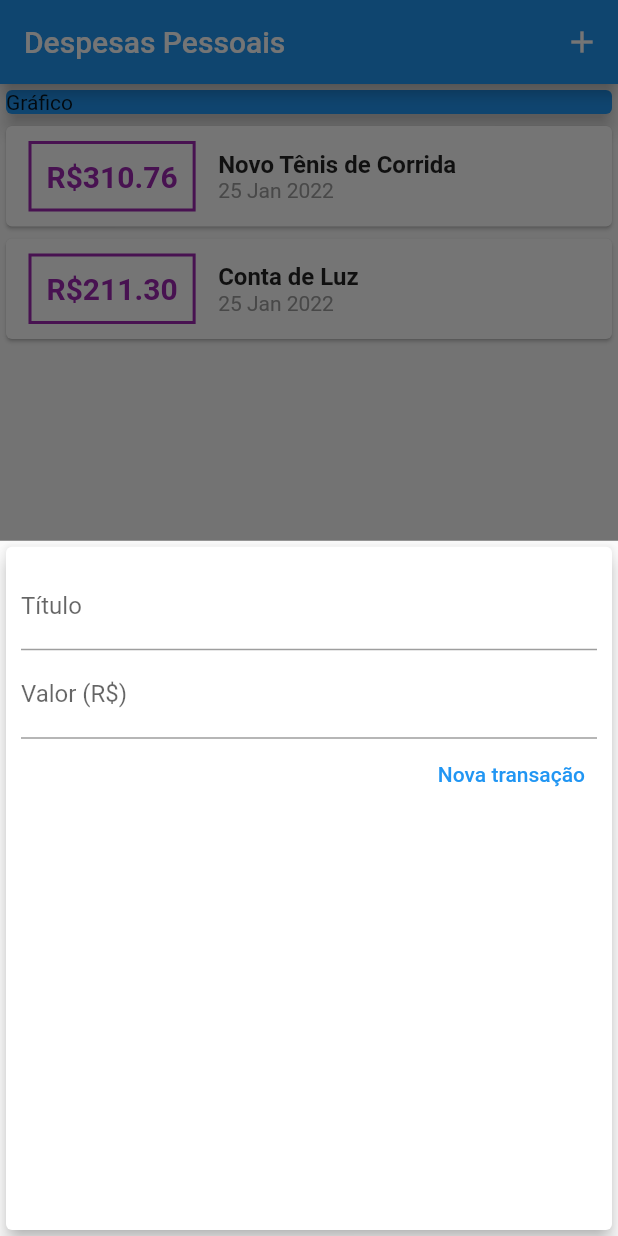
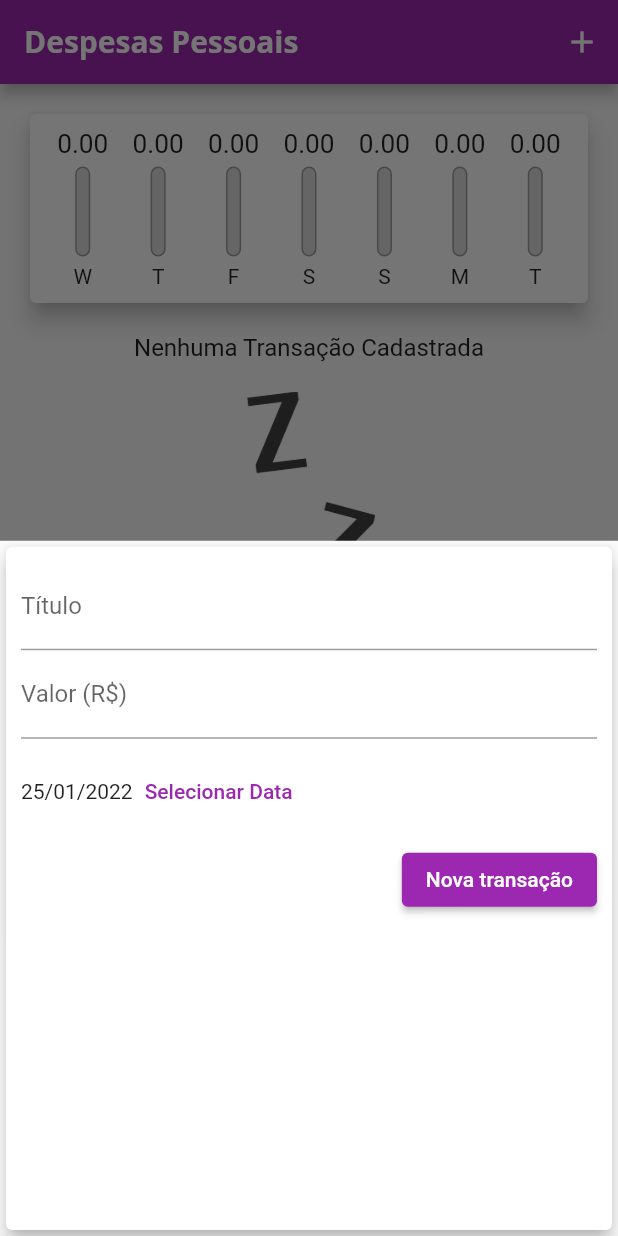
Before and after one commit to Jeaan2/expensesApp, a Flutter app: the screen it shows after launch, after a tap on the "add" icon, on a phone screen of 412 x 824 dp. Run offline on Flutter 3.47's test engine with Material 2 defaults, Android fonts, the phone set to English and light mode, and no system bars.

Commit message:
feat: creating chart (end of section 4)

```diff
--- /dev/null
+++ b/lib/components/chart.dart
@@ -0,0 +1,66 @@
+import 'package:expenses/components/chart_bar.dart';
+import 'package:expenses/models/transaction.dart';
+import 'package:intl/intl.dart';
+import 'package:flutter/material.dart';
+
+class Chart extends StatelessWidget {
+  final List<Transaction> recentTransactions;
+
+  Chart(this.recentTransactions);
+
+  List<Map<String, Object>> get groupedTransactions {
+    return List.generate(7, (index) {
+      final weekDay = DateTime.now().subtract(
+        Duration(days: index),
+      );
+
+      double totalSum = 0.0;
+
+      for (var i = 0; i < recentTransactions.length; i++) {
+        bool sameDay = recentTransactions[i].date.day == weekDay.day;
+        bool sameMonth = recentTransactions[i].date.month == weekDay.month;
+        bool sameYear = recentTransactions[i].date.year == weekDay.year;
+
+        if (sameDay && sameMonth && sameYear) {
+          totalSum += recentTransactions[i].value;
+        }
+      }
+      return {
+        'day': DateFormat.E().format(weekDay)[0],
+        'value': totalSum,
+      };
+    }).reversed.toList();
+  }
+
+  double get _weekTotalValue {
+    return groupedTransactions.fold(0.0, (sum, tr) {
+      return sum + (tr['value'] as double);
+    });
+  }
+
+  @override
+  Widget build(BuildContext context) {
+    return Card(
+      elevation: 6,
+      margin: const EdgeInsets.all(20),
+      child: Padding(
+        padding: const EdgeInsets.all(10),
+        child: Row(
+          mainAxisAlignment: MainAxisAlignment.spaceAround,
+          children: groupedTransactions.map((trans) {
+            return Flexible(
+              fit: FlexFit.tight,
+              child: ChartBar(
+                label: trans['day'].toString(),
+                value: trans['value'] as double,
+                percentage: _weekTotalValue == 0
+                    ? 0
+                    : (trans['value'] as double) / _weekTotalValue,
+              ),
+            );
+          }).toList(),
+        ),
+      ),
+    );
+  }
+}
--- /dev/null
+++ b/lib/components/chart_bar.dart
@@ -0,0 +1,62 @@
+import 'package:flutter/material.dart';
+
+class ChartBar extends StatelessWidget {
+  final String label;
+  final double value;
+  final double percentage;
+
+  ChartBar({
+    required this.label,
+    required this.value,
+    required this.percentage,
+  });
+
+  @override
+  Widget build(BuildContext context) {
+    return Column(
+      children: [
+        Container(
+          height: 20,
+          child: FittedBox(
+            child: Text('${value.toStringAsFixed(2)}'),
+          ),
+        ),
+        const SizedBox(
+          height: 5,
+        ),
+        Container(
+          height: 60,
+          width: 10,
+          child: Stack(
+            alignment: Alignment.bottomCenter,
+            children: [
+              Container(
+                decoration: BoxDecoration(
+                  border: Border.all(
+                    color: Colors.grey,
+                    width: 1.0,
+                  ),
+                  color: const Color.fromRGBO(220, 220, 220, 1),
+                  borderRadius: BorderRadius.circular(5),
+                ),
+              ),
+              FractionallySizedBox(
+                heightFactor: percentage,
+                child: Container(
+                  decoration: BoxDecoration(
+                    color: Theme.of(context).primaryColor,
+                    borderRadius: BorderRadius.circular(5),
+                  ),
+                ),
+              )
+            ],
+          ),
+        ),
+        const SizedBox(
+          height: 5,
+        ),
+        Text(label.toString()),
+      ],
+    );
+  }
+}
--- a/lib/components/transaction_form.dart
+++ b/lib/components/transaction_form.dart
@@ -1,7 +1,8 @@
 import 'package:flutter/material.dart';
+import 'package:intl/intl.dart';
 
 class TransactionForm extends StatefulWidget {
-  final void Function(String, double) onSubmit;
+  final void Function(String, double, DateTime) onSubmit;
 
   TransactionForm(this.onSubmit);
 
@@ -10,19 +11,36 @@ class TransactionForm extends StatefulWidget {
 }
 
 class _TransactionFormState extends State<TransactionForm> {
-  final titleController = TextEditingController();
+  final _titleController = TextEditingController();
 
-  final valueController = TextEditingController();
+  final _valueController = TextEditingController();
+  DateTime _selectedDate = DateTime.now();
 
   _submitForm() {
-    final title = titleController.text;
-    final value = double.tryParse(valueController.text) ?? 0.0;
+    final title = _titleController.text;
+    final value = double.tryParse(_valueController.text) ?? 0.0;
 
-    if (title.isEmpty || value <= 0) {
+    if (title.isEmpty || value <= 0 || _selectedDate == null) {
       return;
     }
 
-    widget.onSubmit(title, value);
+    widget.onSubmit(title, value, _selectedDate);
+  }
+
+  _showDatePicker() {
+    showDatePicker(
+      context: context,
+      initialDate: DateTime.now(),
+      firstDate: DateTime(2020),
+      lastDate: DateTime.now(),
+    ).then((pickedDate) {
+      if (pickedDate == null) {
+        return;
+      }
+      setState(() {
+        _selectedDate = pickedDate;
+      });
+    });
   }
 
   @override
@@ -33,13 +51,13 @@ class _TransactionFormState extends State<TransactionForm> {
           padding: const EdgeInsets.all(10),
           child: Column(children: <Widget>[
             TextField(
-                controller: titleController,
+                controller: _titleController,
                 onSubmitted: (_) => _submitForm(),
                 decoration: const InputDecoration(
                   labelText: 'Título',
                 )),
             TextField(
-              controller: valueController,
+              controller: _valueController,
               keyboardType:
                   const TextInputType.numberWithOptions(decimal: true),
               onSubmitted: (_) => _submitForm(),
@@ -47,10 +65,24 @@ class _TransactionFormState extends State<TransactionForm> {
                 labelText: 'Valor (R\$)',
               ),
             ),
+            Container(
+              height: 70,
+              child: Row(
+                children: [
+                  Text(_selectedDate == null
+                      ? 'Nenhuma data selecionada!'
+                      : DateFormat('dd/MM/y').format(_selectedDate)),
+                  TextButton(
+                    onPressed: _showDatePicker,
+                    child: const Text('Selecionar Data'),
+                  )
+                ],
+              ),
+            ),
             Row(
               mainAxisAlignment: MainAxisAlignment.end,
               children: [
-                TextButton(
+                ElevatedButton(
                   onPressed: _submitForm,
                   child: const Text('Nova transação'),
                 ),
--- a/lib/components/transaction_list.dart
+++ b/lib/components/transaction_list.dart
@@ -1,56 +1,70 @@
+import 'dart:ui';
+
 import '../models/transaction.dart';
 import 'package:flutter/material.dart';
 import 'package:intl/intl.dart';
 
 class TransactionList extends StatelessWidget {
   final List<Transaction> transactions;
+  final void Function(String) onRemove;
 
-  TransactionList(this.transactions);
+  TransactionList(this.transactions, this.onRemove);
 
   @override
   Widget build(BuildContext context) {
     return Container(
-      height: 300,
-      child: ListView.builder(
+      height: 500,
+      child: transactions.isEmpty
+          ? Column(
+              children: <Widget>[
+                Text(
+                  'Nenhuma Transação Cadastrada',
+                  style: Theme.of(context).textTheme.subtitle1,
+                ),
+                const SizedBox(
+                  height: 20,
+                ),
+                Container(
+                  height: 200,
+                  child: Image.asset(
+                    'assets/images/waiting.png',
+                    fit: BoxFit.cover,
+                  ),
+                ),
+              ],
+            )
+          : ListView.builder(
               itemCount: transactions.length,
               itemBuilder: (ctx, index) {
                 final tr = transactions[index];
                 return Card(
-            child: Row(
-              children: [
-                Container(
-                  margin:
-                      const EdgeInsets.symmetric(horizontal: 15, vertical: 10),
-                  decoration: BoxDecoration(
-                    border: Border.all(
-                      color: Colors.purple,
-                      width: 2,
+                  elevation: 5,
+                  margin: const EdgeInsets.symmetric(
+                    vertical: 8,
+                    horizontal: 5,
                   ),
-                  ),
-                  padding: const EdgeInsets.all(10),
-                  child: Text(
-                    'R\$${tr.value.toStringAsFixed(2)}',
-                    style: const TextStyle(
-                      fontWeight: FontWeight.bold,
-                      fontSize: 20,
-                      color: Colors.purple,
+                  child: ListTile(
+                    leading: CircleAvatar(
+                      radius: 30,
+                      child: Padding(
+                        padding: const EdgeInsets.all(6.0),
+                        child: FittedBox(
+                          child: Text('R\$${tr.value}'),
                         ),
                       ),
                     ),
-                Column(crossAxisAlignment: CrossAxisAlignment.start, children: [
-                  Text(
+                    title: Text(
                       tr.title,
-                    style: const TextStyle(
-                      fontSize: 16,
-                      fontWeight: FontWeight.bold,
+                      style: Theme.of(context).textTheme.headline6,
                     ),
+                    subtitle: Text(
+                      DateFormat('d MMM y').format(tr.date),
                     ),
-                  Text(
-                    DateFormat('d MMM y').format(tr.date),
-                    style: const TextStyle(color: Colors.grey),
+                    trailing: IconButton(
+                      icon: const Icon(Icons.delete),
+                      color: Theme.of(context).errorColor,
+                      onPressed: () => onRemove(tr.id),
                     ),
-                ])
-              ],
                   ),
                 );
               },
--- a/lib/main.dart
+++ b/lib/main.dart
@@ -1,5 +1,5 @@
 import 'dart:math';
-
+import 'package:expenses/components/chart.dart';
 import 'package:expenses/components/transaction_list.dart';
 import 'package:expenses/models/transaction.dart';
 import 'package:flutter/material.dart';
@@ -14,6 +14,27 @@ class ExpensesApp extends StatelessWidget {
   Widget build(BuildContext context) {
     return MaterialApp(
       home: MyHomePage(),
+      theme: ThemeData(
+        primarySwatch: Colors.purple,
+        accentColor: Colors.amber,
+        fontFamily: 'Quicksand',
+        textTheme: ThemeData.light().textTheme.copyWith(
+              headline6: TextStyle(
+                fontFamily: 'OpenSans',
+                fontSize: 18,
+                fontWeight: FontWeight.bold,
+              ),
+            ),
+        appBarTheme: AppBarTheme(
+          textTheme: ThemeData.light().textTheme.copyWith(
+                headline6: TextStyle(
+                  fontFamily: 'OpenSans',
+                  fontSize: 20,
+                  fontWeight: FontWeight.bold,
+                ),
+              ),
+        ),
+      ),
     );
   }
 }
@@ -24,21 +45,21 @@ class MyHomePage extends StatefulWidget {
 }
 
 class _MyHomePageState extends State<MyHomePage> {
-  final _transactions = [
-    Transaction(
-        id: '1',
-        title: 'Novo Tênis de Corrida',
-        value: 310.76,
-        date: DateTime.now()),
-    Transaction(
-      id: '2',
-      title: 'Conta de Luz',
-      value: 211.30,
-      date: DateTime.now(),
-    ),
-  ];
+  final List<Transaction> _transactions = [];
 
-  _addTransaction(String title, double value) {
+  List<Transaction> get _recentTransactions {
+    return _transactions.where((tr) {
+      return tr.date.isAfter(
+        DateTime.now().subtract(
+          const Duration(
+            days: 7,
+          ),
+        ),
+      );
+    }).toList();
+  }
+
+  _addTransaction(String title, double value, DateTime date) {
     final newTransaction = Transaction(
       id: Random().nextDouble().toString(),
       title: title,
@@ -51,6 +72,12 @@ class _MyHomePageState extends State<MyHomePage> {
     });
 
     Navigator.of(context).pop();
+  }
+
+  _removeTransaction(String id) {
+    setState(() {
+      _transactions.removeWhere((tr) => tr.id == id);
+    });
   }
 
   _openTransactionFormModal(BuildContext context) {
@@ -73,13 +100,8 @@ class _MyHomePageState extends State<MyHomePage> {
         child: Column(
           crossAxisAlignment: CrossAxisAlignment.stretch,
           children: <Widget>[
-            Container(
-                child: Card(
-              color: Colors.blue,
-              child: Text('Gráfico'),
-              elevation: 5,
-            )),
-            TransactionList(_transactions),
+            Chart(_recentTransactions),
+            TransactionList(_transactions, _removeTransaction),
           ],
         ),
       ),
```
Also changed, not shown: pubspec.yaml (+14 -14 lines), assets/fonts/OpenSans-Bold.ttf (added), assets/fonts/OpenSans-Regular.ttf (added), assets/fonts/Quicksand-Bold.ttf (added), assets/fonts/Quicksand-Light.ttf (added), assets/fonts/Quicksand-Medium.ttf (added), assets/fonts/Quicksand-Regular.ttf (added), assets/images/waiting.png (added). Lines whose indentation alone changed are shown as unchanged.
